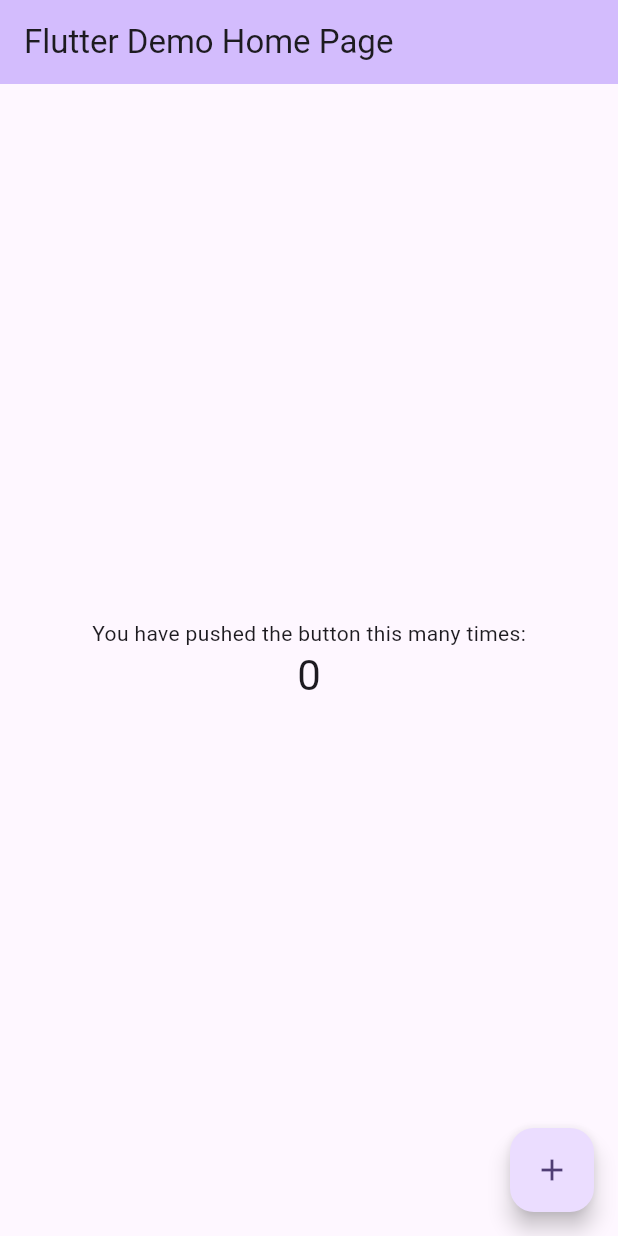
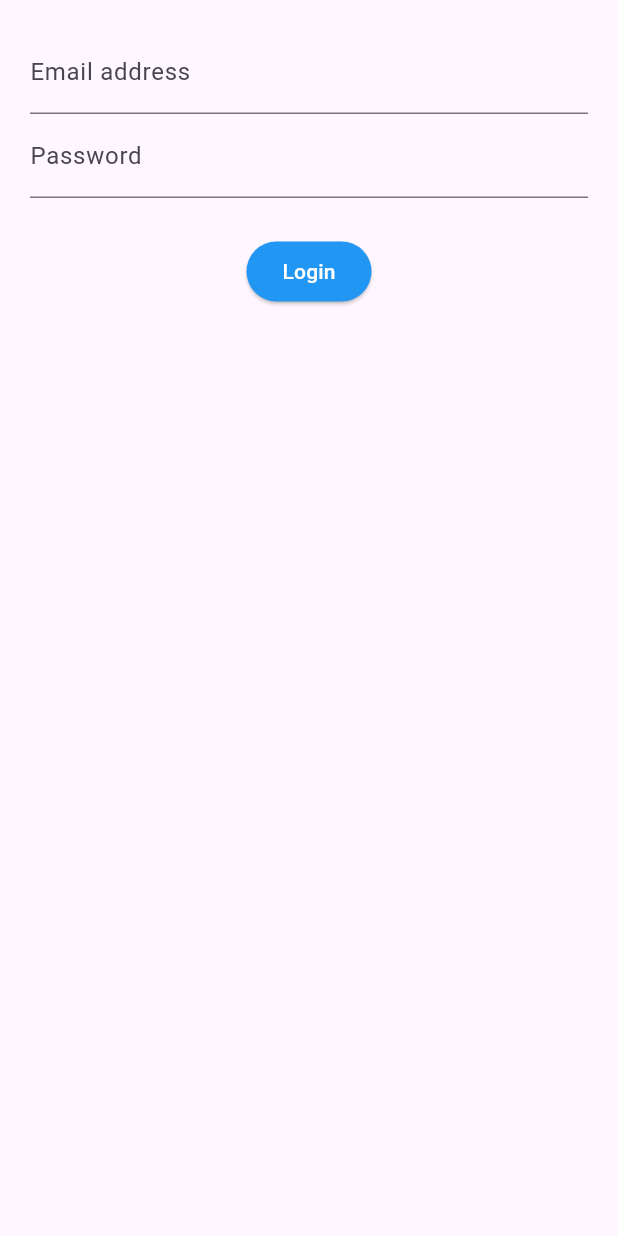
Before and after one commit to siddhant-angore/login_stateful, a Flutter app: the screen it shows after launch, on a phone screen of 412 x 824 dp. Run offline on Flutter 3.47's test engine with Material 3 defaults, Android fonts, the phone set to English and light mode, and no system bars.

Commit message:
Commit #1 whole project initial

```diff
--- a/lib/main.dart
+++ b/lib/main.dart
@@ -1,122 +1,8 @@
+// We get access to `runApp()`
 import 'package:flutter/material.dart';
 
+import './src/app.dart';
+
 void main() {
-  runApp(const MyApp());
+  runApp(App());
 }
-
-class MyApp extends StatelessWidget {
-  const MyApp({super.key});
-
-  // This widget is the root of your application.
-  @override
-  Widget build(BuildContext context) {
-    return MaterialApp(
-      title: 'Flutter Demo',
-      theme: ThemeData(
-        // This is the theme of your application.
-        //
-        // TRY THIS: Try running your application with "flutter run". You'll see
-        // the application has a purple toolbar. Then, without quitting the app,
-        // try changing the seedColor in the colorScheme below to Colors.green
-        // and then invoke "hot reload" (save your changes or press the "hot
-        // reload" button in a Flutter-supported IDE, or press "r" if you used
-        // the command line to start the app).
-        //
-        // Notice that the counter didn't reset back to zero; the application
-        // state is not lost during the reload. To reset the state, use hot
-        // restart instead.
-        //
-        // This works for code too, not just values: Most code changes can be
-        // tested with just a hot reload.
-        colorScheme: .fromSeed(seedColor: Colors.deepPurple),
-      ),
-      home: const MyHomePage(title: 'Flutter Demo Home Page'),
-    );
-  }
-}
-
-class MyHomePage extends StatefulWidget {
-  const MyHomePage({super.key, required this.title});
-
-  // This widget is the home page of your application. It is stateful, meaning
-  // that it has a State object (defined below) that contains fields that affect
-  // how it looks.
-
-  // This class is the configuration for the state. It holds the values (in this
-  // case the title) provided by the parent (in this case the App widget) and
-  // used by the build method of the State. Fields in a Widget subclass are
-  // always marked "final".
-
-  final String title;
-
-  @override
-  State<MyHomePage> createState() => _MyHomePageState();
-}
-
-class _MyHomePageState extends State<MyHomePage> {
-  int _counter = 0;
-
-  void _incrementCounter() {
-    setState(() {
-      // This call to setState tells the Flutter framework that something has
-      // changed in this State, which causes it to rerun the build method below
-      // so that the display can reflect the updated values. If we changed
-      // _counter without calling setState(), then the build method would not be
-      // called again, and so nothing would appear to happen.
-      _counter++;
-    });
-  }
-
-  @override
-  Widget build(BuildContext context) {
-    // This method is rerun every time setState is called, for instance as done
-    // by the _incrementCounter method above.
-    //
-    // The Flutter framework has been optimized to make rerunning build methods
-    // fast, so that you can just rebuild anything that needs updating rather
-    // than having to individually change instances of widgets.
-    return Scaffold(
-      appBar: AppBar(
-        // TRY THIS: Try changing the color here to a specific color (to
-        // Colors.amber, perhaps?) and trigger a hot reload to see the AppBar
-        // change color while the other colors stay the same.
-        backgroundColor: Theme.of(context).colorScheme.inversePrimary,
-        // Here we take the value from the MyHomePage object that was created by
-        // the App.build method, and use it to set our appbar title.
-        title: Text(widget.title),
-      ),
-      body: Center(
-        // Center is a layout widget. It takes a single child and positions it
-        // in the middle of the parent.
-        child: Column(
-          // Column is also a layout widget. It takes a list of children and
-          // arranges them vertically. By default, it sizes itself to fit its
-          // children horizontally, and tries to be as tall as its parent.
-          //
-          // Column has various properties to control how it sizes itself and
-          // how it positions its children. Here we use mainAxisAlignment to
-          // center the children vertically; the main axis here is the vertical
-          // axis because Columns are vertical (the cross axis would be
-          // horizontal).
-          //
-          // TRY THIS: Invoke "debug painting" (choose the "Toggle Debug Paint"
-          // action in the IDE, or press "p" in the console), to see the
-          // wireframe for each widget.
-          mainAxisAlignment: .center,
-          children: [
-            const Text('You have pushed the button this many times:'),
-            Text(
-              '$_counter',
-              style: Theme.of(context).textTheme.headlineMedium,
-            ),
-          ],
-        ),
-      ),
-      floatingActionButton: FloatingActionButton(
-        onPressed: _incrementCounter,
-        tooltip: 'Increment',
-        child: const Icon(Icons.add),
-      ),
-    );
-  }
-}
--- /dev/null
+++ b/lib/src/app.dart
@@ -0,0 +1,14 @@
+import 'package:flutter/material.dart';
+import 'screens/login_screen.dart';
+
+class App extends StatelessWidget {
+  const App({super.key});
+
+  @override
+  Widget build(BuildContext context) {
+    return MaterialApp(
+      title: 'Login',
+      home: Scaffold(body: LoginScreen()),
+    );
+  }
+}
--- /dev/null
+++ b/lib/src/mixins/validator_mixin.dart
@@ -0,0 +1,20 @@
+mixin ValidationMixin {
+  String? validateEmail(String? value) {
+    if (value != null && value.isNotEmpty) {
+      if (!value.contains('@')) {
+        return 'Please enter a valid email';
+      }
+    }
+
+    return null;
+  }
+
+  String? validatePassword(String? value) {
+    if (value != null && value.isNotEmpty) {
+      if (value.length < 4) {
+        return 'Password must be at least 4 characters';
+      }
+    }
+    return null;
+  }
+}
--- /dev/null
+++ b/lib/src/screens/login_screen.dart
@@ -0,0 +1,79 @@
+import 'package:flutter/material.dart';
+import '../mixins/validator_mixin.dart';
+
+class LoginScreen extends StatefulWidget {
+  const LoginScreen({super.key});
+
+  @override
+  createState() {
+    return LoginScreenState();
+  }
+}
+
+class LoginScreenState extends State<LoginScreen> with ValidationMixin {
+  // Instance fields
+  final formKey = GlobalKey<FormState>();
+  String email = '';
+  String password = '';
+
+  @override
+  Widget build(BuildContext context) {
+    return Container(
+      margin: const EdgeInsets.all(20.0),
+      child: Form(
+        key: formKey,
+        child: Column(
+          children: [
+            emailField(),
+            passwordField(),
+            const SizedBox(height: 25.0),
+            submitButton(),
+          ],
+        ),
+      ),
+    );
+  }
+
+  Widget emailField() {
+    return TextFormField(
+      decoration: InputDecoration(
+        labelText: 'Email address',
+        hintText: 'you@example.com',
+      ),
+      keyboardType: TextInputType.emailAddress,
+      validator: validateEmail,
+      onSaved: (newValue) {
+        email = newValue ?? '';
+      },
+    );
+  }
+
+  Widget passwordField() {
+    return TextFormField(
+      decoration: InputDecoration(labelText: 'Password'),
+      keyboardType: TextInputType.text,
+      // obscureText: true,
+      obscuringCharacter: '*',
+      validator: validatePassword,
+      onSaved: (newValue) {
+        password = newValue ?? '';
+      },
+    );
+  }
+
+  Widget submitButton() {
+    return ElevatedButton(
+      onPressed: () {
+        final isFormValid = formKey.currentState?.validate() ?? false;
+
+        if (isFormValid) {
+          formKey.currentState?.save();
+          // Consume the values here on
+          debugPrint('Email: $email, Password: $password');
+        }
+      },
+      style: ButtonStyle(backgroundColor: WidgetStatePropertyAll(Colors.blue)),
+      child: Text('Login', style: TextStyle(color: Colors.white)),
+    );
+  }
+}
```
Also changed, not shown: login_stateful_video.gif (added), 2 other files.
